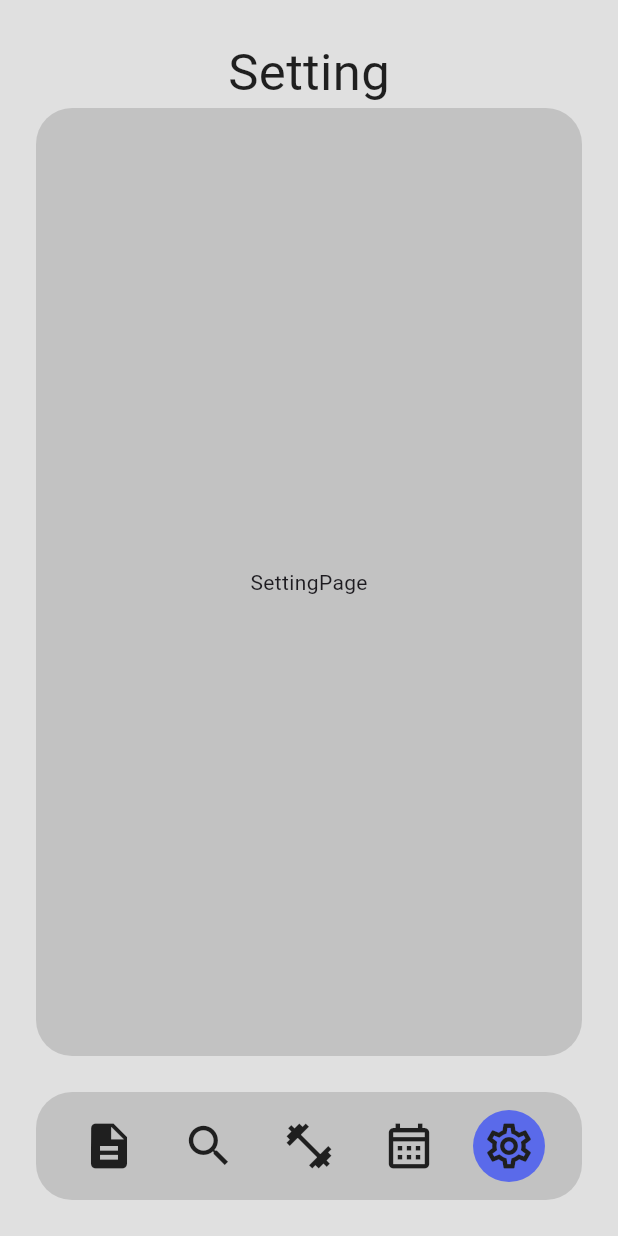
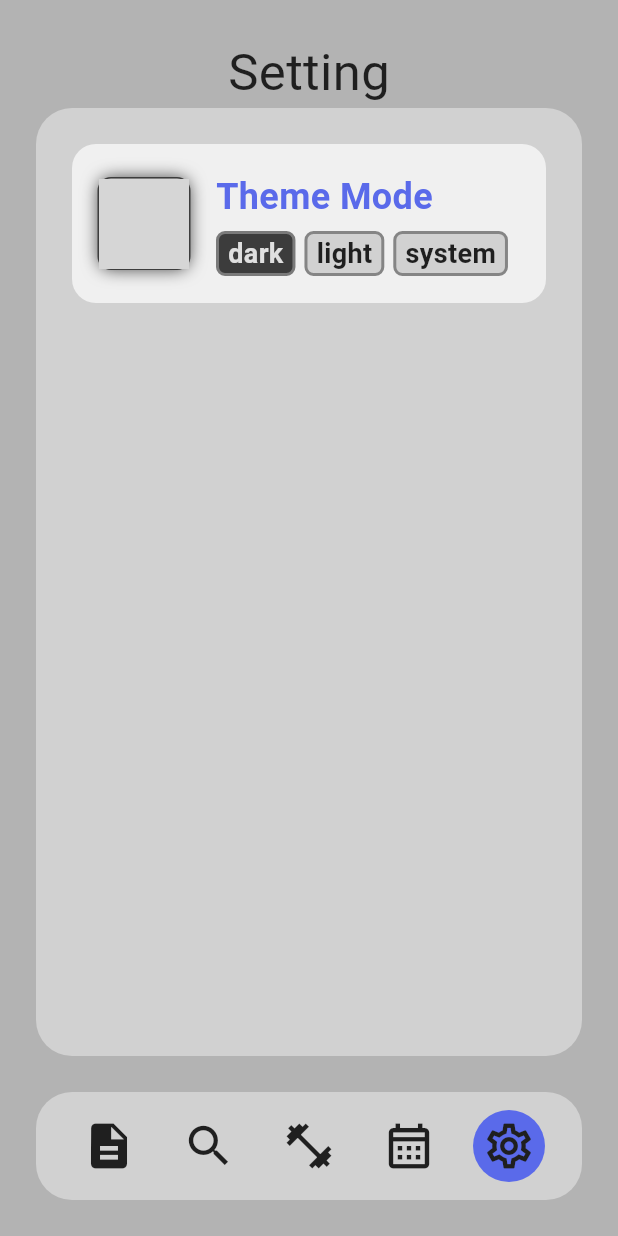
Before and after one commit to BanBanh/fit-flow, a Flutter app: the screen it shows after launch, item 5 of the bottom bar chosen, on a phone screen of 412 x 824 dp. Run offline on Flutter 3.47's test engine with Material 3 defaults, Android fonts, the phone set to English and light mode, and no system bars; our stand-ins replace firebase_auth, firebase_core, firebase_database, hive, hive_flutter; accounts and stored records are empty; grey boxes are pictures that could not be loaded.

Commit message:
Implements theme switching functionality
Adds theme switching functionality, allowing users to toggle between dark, light, and system default themes.

Updates the color palette for improved visual consistency across different theme modes.

```diff
--- a/lib/data/my_decor.dart
+++ b/lib/data/my_decor.dart
@@ -21,12 +21,11 @@ class MyDecor {
   Color get text => isDarkMode ? Color(0xFFE0E0E0) : Color(0xFF1F1F1F);
   Color get textMuted => isDarkMode ? Color(0xFFC2C2C2) : Color(0xFF3D3D3D);
 
-  Color get bgDark => isDarkMode ? Color(0xFF1E1E1E) : Color(0xFFE0E0E0);
-  Color get bg => isDarkMode ? Color(0xFF3C3C3C) : Color(0xFFC2C2C2);
-  Color get bgLight => isDarkMode ? Color(0xFF5C5C5C) : Color(0xFFA3A3A3);
-  Color get highlight => isDarkMode ? Color(0xFF7A7A7A) : Color(0xFF858585);
-  Color get border => isDarkMode ? Color(0xFF5C5C5C) : Color(0xFFB3B3B3);
-  Color get borderMuted => isDarkMode ? Color(0xFF6B6B6B) : Color(0xFF949494);
+  Color get bgDark => isDarkMode ? Color(0xFF1E1E1E) : Color(0xFFB3B3B3);
+  Color get bg => isDarkMode ? Color(0xFF3C3C3C) : Color(0xFFD1D1D1);
+  Color get bgLight => isDarkMode ? Color(0xFF5C5C5C) : Color(0xFFF0F0F0);
+  Color get border => isDarkMode ? Color(0xFF7A7A7A) : Color(0xFF858585);
+  Color get borderMuted => isDarkMode ? Color(0xFF999999) : Color(0xFF666666);
 
   Color get danger => Color(0xFFE05F5F);
   Color get warning => Color(0xFFE0C45F);
--- a/lib/data/notifier.dart
+++ b/lib/data/notifier.dart
@@ -1,4 +1,6 @@
 import 'package:flutter/material.dart';
+
+ValueNotifier<bool> refreshNotifier = ValueNotifier(false);
 
 ValueNotifier<double> navIndicatorPosNotifier = ValueNotifier(0);
 ValueNotifier<String> topBarTitleNotifier = ValueNotifier('Index');
--- a/lib/logic/logic.dart
+++ b/lib/logic/logic.dart
@@ -1,5 +1,6 @@
 import 'dart:async';
 
+import 'package:fit_flow/data/model/user_preferences.dart';
 import 'package:fit_flow/data/notifier.dart';
 import 'package:flutter/material.dart';
 
@@ -45,3 +46,19 @@ void handleHorizontalPageController(int selected, double screenWidth) {
     curve: Curves.easeInOut,
   );
 }
+
+void handleThemeChange(String color) {
+  switch (color) {
+    case 'dark':
+      UserPreferences.themeMode = 'dark';
+      refreshNotifier.value = !refreshNotifier.value;
+
+    case 'light':
+      UserPreferences.themeMode = 'light';
+      refreshNotifier.value = !refreshNotifier.value;
+
+    case 'system':
+      UserPreferences.themeMode = 'system';
+      refreshNotifier.value = !refreshNotifier.value;
+  }
+}
--- a/lib/main.dart
+++ b/lib/main.dart
@@ -1,4 +1,5 @@
 import 'package:firebase_core/firebase_core.dart';
+import 'package:fit_flow/data/notifier.dart';
 import 'package:fit_flow/firebase_options.dart';
 import 'package:fit_flow/screens/main_screen.dart';
 import 'package:flutter/material.dart';
@@ -14,11 +15,24 @@ void main() async {
   runApp(const MyApp());
 }
 
-class MyApp extends StatelessWidget {
+class MyApp extends StatefulWidget {
   const MyApp({super.key});
 
   @override
+  State<MyApp> createState() => _MyAppState();
+}
+
+class _MyAppState extends State<MyApp> {
+  @override
   Widget build(BuildContext context) {
-    return MaterialApp(debugShowCheckedModeBanner: false, home: MainScreen());
+    return ValueListenableBuilder(
+      valueListenable: refreshNotifier,
+      builder: (context, value, child) {
+        return MaterialApp(
+          debugShowCheckedModeBanner: false,
+          home: MainScreen(),
+        );
+      },
+    );
   }
 }
--- a/lib/screens/page/setting_page.dart
+++ b/lib/screens/page/setting_page.dart
@@ -1,9 +1,18 @@
+import 'package:fit_flow/data/model/user_preferences.dart';
 import 'package:fit_flow/data/my_decor.dart';
+import 'package:fit_flow/data/notifier.dart';
+import 'package:fit_flow/logic/logic.dart';
+import 'package:fit_flow/widgets/custom_list_item.dart';
 import 'package:flutter/material.dart';
 
-class SettingPage extends StatelessWidget {
+class SettingPage extends StatefulWidget {
   const SettingPage({super.key});
 
+  @override
+  State<SettingPage> createState() => _SettingPageState();
+}
+
+class _SettingPageState extends State<SettingPage> {
   @override
   Widget build(BuildContext context) {
     final bool isDarkMode = context.themeMode;
@@ -21,7 +30,30 @@ class SettingPage extends StatelessWidget {
         color: MyDecor(isDarkMode).bg,
         borderRadius: BorderRadius.circular(24),
       ),
-      child: Center(child: Text('SettingPage')),
+      padding: EdgeInsets.all(24),
+      child: Column(
+        spacing: 24,
+        children: [
+          CListItem(
+            imgPath: 'assets/images/settings/1.png',
+            title: 'Theme Mode',
+            widgets: [
+              GestureDetector(
+                onTap: () => handleThemeChange('dark'),
+                child: CListItemItem(text: 'dark', color: 'dark'),
+              ),
+              GestureDetector(
+                onTap: () => handleThemeChange('light'),
+                child: CListItemItem(text: 'light', color: 'light'),
+              ),
+              GestureDetector(
+                onTap: () => handleThemeChange('system'),
+                child: CListItemItem(text: 'system', color: 'system'),
+              ),
+            ],
+          ),
+        ],
+      ),
     );
   }
 }
--- a/lib/screens/page_turner.dart
+++ b/lib/screens/page_turner.dart
@@ -14,8 +14,6 @@ class PageTurner extends StatelessWidget {
   Widget build(BuildContext context) {
     final double screenWidth = MediaQuery.of(context).size.width;
     final double screenHeight = MediaQuery.of(context).size.height;
-
-    final double pageWidth = screenWidth - 24 - 24;
     final double pageHeight = screenHeight - 24 - 48 - 24 - 72 - 24;
     return SizedBox(
       width: screenWidth,
--- /dev/null
+++ b/lib/widgets/custom_list_item.dart
@@ -0,0 +1,181 @@
+// ignore_for_file: public_member_api_docs, sort_constructors_first
+import 'package:flutter/material.dart';
+
+import 'package:fit_flow/data/model/user_preferences.dart';
+import 'package:fit_flow/data/my_decor.dart';
+
+class CListItem extends StatelessWidget {
+  const CListItem({
+    super.key,
+    this.imgPath = '',
+    this.title = '',
+    this.widgets,
+  });
+
+  final String imgPath;
+  final String title;
+  final List<Widget>? widgets;
+  @override
+  Widget build(BuildContext context) {
+    final bool isDarkMode = context.themeMode;
+
+    final double screenWidth = MediaQuery.of(context).size.width;
+    Color primaryColor = MyDecor(isDarkMode).blue;
+    switch (UserPreferences.primaryColor) {
+      case 'blue':
+        primaryColor = MyDecor(isDarkMode).blue;
+      case 'purple':
+        primaryColor = MyDecor(isDarkMode).purple;
+      case 'red':
+        primaryColor = MyDecor(isDarkMode).red;
+      case 'orange':
+        primaryColor = MyDecor(isDarkMode).orange;
+      case 'yellow':
+        primaryColor = MyDecor(isDarkMode).yellow;
+      case 'green':
+        primaryColor = MyDecor(isDarkMode).green;
+    }
+
+    return Container(
+      width: screenWidth - 48 - 48,
+      constraints: BoxConstraints(minHeight: 96),
+      decoration: BoxDecoration(
+        color: MyDecor(isDarkMode).bgLight,
+        borderRadius: BorderRadius.circular(16),
+      ),
+      padding: EdgeInsets.all(18),
+      child: Center(
+        child: Row(
+          spacing: 18,
+          crossAxisAlignment: CrossAxisAlignment.center,
+          children: [
+            Container(
+              width: 60,
+              height: 60,
+              decoration: BoxDecoration(
+                color: MyDecor(isDarkMode).bgLight,
+                borderRadius: BorderRadius.circular(8),
+                border: Border.all(
+                  color: MyDecor(isDarkMode).textMuted,
+                  strokeAlign: BorderSide.strokeAlignOutside,
+                ),
+                boxShadow: [
+                  BoxShadow(
+                    color: MyDecor(isDarkMode).textMuted,
+                    blurRadius: 9,
+                  ),
+                ],
+              ),
+              child: ClipRRect(
+                borderRadius: BorderRadius.circular(8),
+                child: Image.asset(
+                  imgPath,
+                  fit: BoxFit.contain,
+                  color: MyDecor(isDarkMode).text,
+                  errorBuilder: (context, error, stackTrace) {
+                    return Center(
+                      child: Text(
+                        'no img',
+                        textAlign: TextAlign.center,
+                        style: TextStyle(
+                          color: MyDecor(isDarkMode).text,
+                          fontWeight: FontWeight.w600,
+                        ),
+                      ),
+                    );
+                  },
+                ),
+              ),
+            ),
+            SizedBox(
+              width: screenWidth - 48 - 48 - 18 * 2 - 60 - 18,
+              child: Column(
+                spacing: 6,
+                mainAxisAlignment: MainAxisAlignment.spaceBetween,
+                crossAxisAlignment: CrossAxisAlignment.start,
+                children: [
+                  SingleChildScrollView(
+                    scrollDirection: Axis.horizontal,
+                    child: Text(
+                      title,
+                      style: TextStyle(
+                        color: primaryColor,
+                        fontSize: 24,
+                        fontWeight: FontWeight.w600,
+                      ),
+                    ),
+                  ),
+                  Wrap(spacing: 6, runSpacing: 6, children: widgets ?? []),
+                ],
+              ),
+            ),
+          ],
+        ),
+      ),
+    );
+  }
+}
+
+class CListItemItem extends StatelessWidget {
+  const CListItemItem({super.key, this.color = '', this.text = ''});
+  final String color;
+  final String text;
+  @override
+  Widget build(BuildContext context) {
+    final bool isDarkMode = context.themeMode;
+    Color bgC = MyDecor(isDarkMode).bg;
+    Color borderC = MyDecor(isDarkMode).border;
+    Color textC = MyDecor(isDarkMode).text;
+    switch (color) {
+      case 'dark':
+        {
+          bgC = MyDecor(true).bg;
+          borderC = MyDecor(true).border;
+          textC = MyDecor(true).text;
+        }
+      case 'light':
+        {
+          bgC = MyDecor(false).bg;
+          borderC = MyDecor(false).border;
+          textC = MyDecor(false).text;
+        }
+      case 'system':
+        {
+          final bool platformBrightness =
+              MediaQuery.of(context).platformBrightness == Brightness.dark;
+          bgC = MyDecor(platformBrightness).bg;
+          borderC = MyDecor(platformBrightness).border;
+          textC = MyDecor(platformBrightness).text;
+        }
+      case 'blue':
+        bgC = MyDecor(isDarkMode).blue;
+      case 'purple':
+        bgC = MyDecor(isDarkMode).purple;
+      case 'red':
+        bgC = MyDecor(isDarkMode).red;
+      case 'orange':
+        bgC = MyDecor(isDarkMode).orange;
+      case 'yellow':
+        bgC = MyDecor(isDarkMode).yellow;
+      case 'green':
+        bgC = MyDecor(isDarkMode).green;
+      default:
+    }
+    return Container(
+      padding: EdgeInsets.symmetric(horizontal: 6),
+      decoration: BoxDecoration(
+        color: bgC,
+        borderRadius: BorderRadius.circular(6),
+        border: Border.all(color: borderC, width: 2),
+      ),
+      child: Text(
+        text,
+        style: TextStyle(
+          fontSize: 18,
+          fontWeight: FontWeight.w600,
+          color: textC,
+        ),
+      ),
+    );
+  }
+}
--- a/pubspec.yaml
+++ b/pubspec.yaml
@@ -1,6 +1,6 @@
 name: fit_flow
 description: "A new Flutter project."
-publish_to: 'none'
+publish_to: "none"
 version: 0.1.0
 
 environment:
@@ -26,3 +26,5 @@ dev_dependencies:
 
 flutter:
   uses-material-design: true
+  assets:
+    - assets/images/
```
